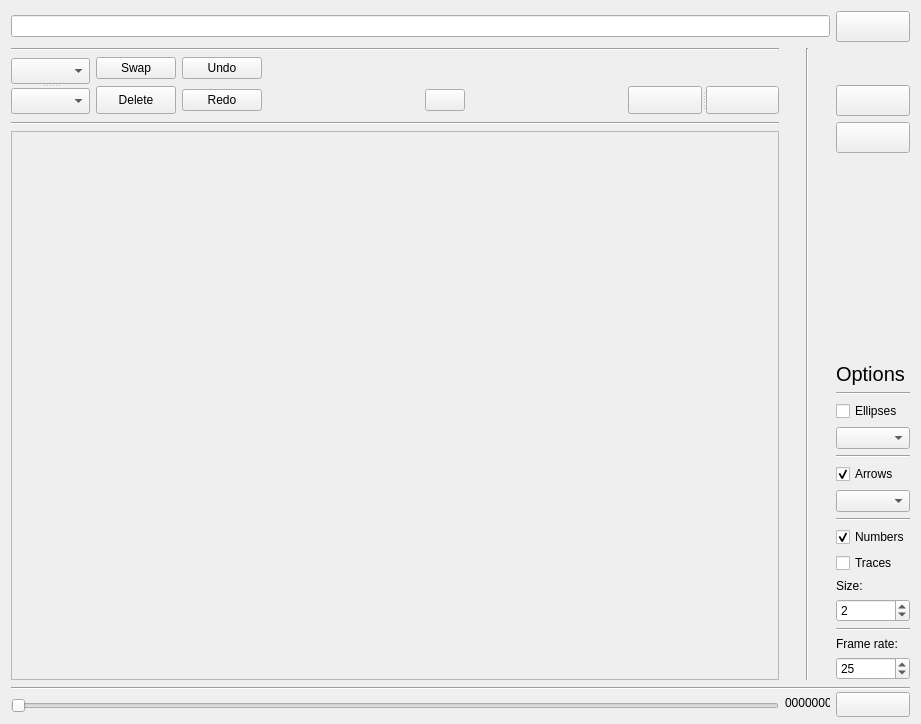
FastTrackOrg/FastTrack, file src/replay.ui: the form before one commit.
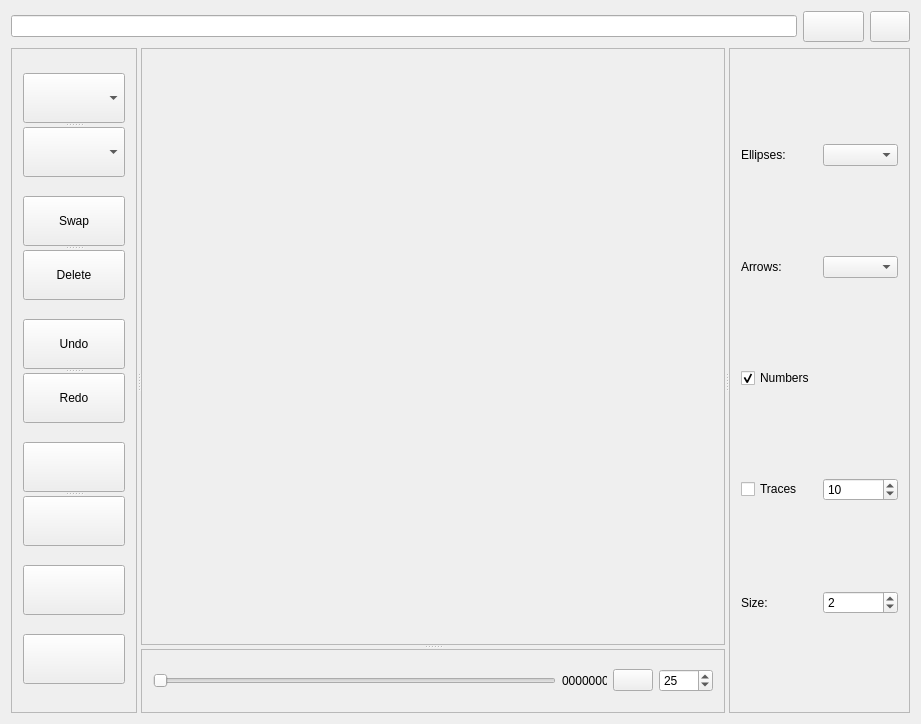
The form after the commit.

Commit message: [ref] replay: change replay panel ui design

Patch:
```diff
--- a/src/replay.ui
+++ b/src/replay.ui
@@ -13,8 +13,40 @@
   <property name="windowTitle">
    <string>Replay</string>
   </property>
-  <layout class="QGridLayout" name="gridLayout_2">
-   <item row="3" column="8">
+  <layout class="QGridLayout" name="gridLayout_4">
+   <item row="0" column="0">
+    <widget class="QLineEdit" name="replayPath">
+     <property name="dragEnabled">
+      <bool>true</bool>
+     </property>
+     <property name="readOnly">
+      <bool>false</bool>
+     </property>
+    </widget>
+   </item>
+   <item row="0" column="1">
+    <widget class="QPushButton" name="replayOpen">
+     <property name="sizePolicy">
+      <sizepolicy hsizetype="Minimum" vsizetype="Fixed">
+       <horstretch>0</horstretch>
+       <verstretch>0</verstretch>
+      </sizepolicy>
+     </property>
+     <property name="minimumSize">
+      <size>
+       <width>61</width>
+       <height>31</height>
+      </size>
+     </property>
+     <property name="text">
+      <string/>
+     </property>
+     <property name="shortcut">
+      <string>O</string>
+     </property>
+    </widget>
+   </item>
+   <item row="0" column="2">
     <widget class="QPushButton" name="replayRefresh">
      <property name="sizePolicy">
       <sizepolicy hsizetype="Minimum" vsizetype="Fixed">
@@ -33,29 +65,119 @@
      </property>
     </widget>
    </item>
-   <item row="4" column="8" rowspan="2">
-    <widget class="QPushButton" name="replaySave">
-     <property name="minimumSize">
+   <item row="1" column="0" colspan="3">
+    <widget class="QSplitter" name="splitter_4">
+     <property name="orientation">
+      <enum>Qt::Horizontal</enum>
+     </property>
+     <widget class="QFrame" name="frame_3">
+      <property name="maximumSize">
       <size>
-       <width>61</width>
-       <height>31</height>
-      </size>
-     </property>
+        <width>126</width>
+        <height>16777215</height>
+       </size>
+      </property>
+      <property name="frameShape">
+       <enum>QFrame::StyledPanel</enum>
+      </property>
+      <property name="frameShadow">
+       <enum>QFrame::Raised</enum>
+      </property>
+      <layout class="QGridLayout" name="gridLayout_3">
+       <item row="0" column="0">
+        <widget class="QSplitter" name="splitter_2">
+         <property name="orientation">
+          <enum>Qt::Vertical</enum>
+         </property>
+         <widget class="QComboBox" name="object1Replay">
+          <property name="maximumSize">
+           <size>
+            <width>16777215</width>
+            <height>50</height>
+           </size>
+          </property>
+         </widget>
+         <widget class="QComboBox" name="object2Replay">
+          <property name="maximumSize">
+           <size>
+            <width>16777215</width>
+            <height>50</height>
+           </size>
+          </property>
+         </widget>
+        </widget>
+       </item>
+       <item row="1" column="0">
+        <widget class="QSplitter" name="splitter_5">
+         <property name="orientation">
+          <enum>Qt::Vertical</enum>
+         </property>
+         <widget class="QPushButton" name="swapReplay">
+          <property name="maximumSize">
+           <size>
+            <width>16777215</width>
+            <height>50</height>
+           </size>
+          </property>
      <property name="text">
-      <string/>
-     </property>
-    </widget>
-   </item>
-   <item row="3" column="6">
+           <string>Swap</string>
+          </property>
+          <property name="shortcut">
+           <string>Return</string>
+          </property>
+         </widget>
+         <widget class="QPushButton" name="deleteData">
+          <property name="maximumSize">
+           <size>
+            <width>16777215</width>
+            <height>50</height>
+           </size>
+          </property>
+          <property name="text">
+           <string>Delete</string>
+          </property>
+         </widget>
+        </widget>
+       </item>
+       <item row="2" column="0">
+        <widget class="QSplitter" name="splitter_6">
+         <property name="orientation">
+          <enum>Qt::Vertical</enum>
+         </property>
+         <widget class="QPushButton" name="undoButton">
+          <property name="maximumSize">
+           <size>
+            <width>16777215</width>
+            <height>50</height>
+           </size>
+          </property>
+          <property name="text">
+           <string>Undo</string>
+          </property>
+         </widget>
+         <widget class="QPushButton" name="redoButton">
+          <property name="maximumSize">
+           <size>
+            <width>16777215</width>
+            <height>50</height>
+           </size>
+          </property>
+          <property name="text">
+           <string>Redo</string>
+          </property>
+         </widget>
+        </widget>
+       </item>
+       <item row="3" column="0">
     <widget class="QSplitter" name="splitter">
      <property name="orientation">
-      <enum>Qt::Horizontal</enum>
+          <enum>Qt::Vertical</enum>
      </property>
      <widget class="QPushButton" name="replayPrevious">
       <property name="maximumSize">
        <size>
-        <width>78</width>
-        <height>28</height>
+            <width>16777215</width>
+            <height>50</height>
        </size>
       </property>
       <property name="text">
@@ -68,8 +190,8 @@
      <widget class="QPushButton" name="replayNext">
       <property name="maximumSize">
        <size>
-        <width>78</width>
-        <height>28</height>
+            <width>16777215</width>
+            <height>50</height>
        </size>
       </property>
       <property name="text">
@@ -81,50 +203,33 @@
      </widget>
     </widget>
    </item>
-   <item row="2" column="5" rowspan="2">
-    <spacer name="horizontalSpacer_2">
-     <property name="orientation">
-      <enum>Qt::Horizontal</enum>
-     </property>
-     <property name="sizeHint" stdset="0">
-      <size>
-       <width>18</width>
-       <height>20</height>
-      </size>
-     </property>
-    </spacer>
-   </item>
-   <item row="0" column="0" colspan="8">
-    <widget class="QLineEdit" name="replayPath">
-     <property name="dragEnabled">
-      <bool>true</bool>
-     </property>
-     <property name="readOnly">
-      <bool>false</bool>
-     </property>
-    </widget>
-   </item>
-   <item row="4" column="0" colspan="7">
-    <widget class="Line" name="line_4">
-     <property name="orientation">
-      <enum>Qt::Horizontal</enum>
-     </property>
-    </widget>
-   </item>
-   <item row="0" column="8">
-    <widget class="QPushButton" name="replayOpen">
-     <property name="sizePolicy">
-      <sizepolicy hsizetype="Minimum" vsizetype="Fixed">
-       <horstretch>0</horstretch>
-       <verstretch>0</verstretch>
-      </sizepolicy>
-     </property>
+       <item row="4" column="0">
+        <widget class="QPushButton" name="replaySave">
      <property name="minimumSize">
       <size>
        <width>61</width>
        <height>31</height>
       </size>
      </property>
+         <property name="maximumSize">
+          <size>
+           <width>16777215</width>
+           <height>50</height>
+          </size>
+         </property>
+         <property name="text">
+          <string/>
+         </property>
+        </widget>
+       </item>
+       <item row="5" column="0">
+        <widget class="QPushButton" name="replayHelp">
+         <property name="maximumSize">
+          <size>
+           <width>16777215</width>
+           <height>50</height>
+          </size>
+         </property>
      <property name="text">
       <string/>
      </property>
@@ -133,47 +238,12 @@
      </property>
     </widget>
    </item>
-   <item row="1" column="0" colspan="7">
-    <widget class="Line" name="line_9">
-     <property name="orientation">
-      <enum>Qt::Horizontal</enum>
-     </property>
-    </widget>
-   </item>
-   <item row="2" column="3" rowspan="2">
-    <spacer name="horizontalSpacer">
-     <property name="orientation">
-      <enum>Qt::Horizontal</enum>
-     </property>
-     <property name="sizeHint" stdset="0">
-      <size>
-       <width>16</width>
-       <height>20</height>
-      </size>
-     </property>
-    </spacer>
-   </item>
-   <item row="1" column="7" rowspan="21">
-    <widget class="Line" name="line">
-     <property name="sizePolicy">
-      <sizepolicy hsizetype="Preferred" vsizetype="Expanding">
-       <horstretch>0</horstretch>
-       <verstretch>0</verstretch>
-      </sizepolicy>
-     </property>
+      </layout>
+     </widget>
+     <widget class="QSplitter" name="splitter_3">
      <property name="orientation">
       <enum>Qt::Vertical</enum>
      </property>
-    </widget>
-   </item>
-   <item row="11" column="8">
-    <widget class="Line" name="line_7">
-     <property name="orientation">
-      <enum>Qt::Horizontal</enum>
-     </property>
-    </widget>
-   </item>
-   <item row="5" column="0" rowspan="17" colspan="7">
     <widget class="QScrollArea" name="scrollArea">
      <property name="verticalScrollBarPolicy">
       <enum>Qt::ScrollBarAlwaysOff</enum>
@@ -192,8 +262,8 @@
        <rect>
         <x>0</x>
         <y>0</y>
-        <width>758</width>
-        <height>548</height>
+          <width>586</width>
+          <height>599</height>
        </rect>
       </property>
       <layout class="QGridLayout" name="gridLayout">
@@ -216,151 +286,139 @@
       </layout>
      </widget>
     </widget>
-   </item>
-   <item row="6" column="8">
-    <spacer name="verticalSpacer">
+      <widget class="QFrame" name="frame_2">
+       <property name="maximumSize">
+        <size>
+         <width>16777215</width>
+         <height>64</height>
+        </size>
+       </property>
+       <property name="frameShape">
+        <enum>QFrame::StyledPanel</enum>
+       </property>
+       <property name="frameShadow">
+        <enum>QFrame::Raised</enum>
+       </property>
+       <layout class="QGridLayout" name="gridLayout_5">
+        <item row="0" column="0">
+         <widget class="QSlider" name="replaySlider">
      <property name="orientation">
-      <enum>Qt::Vertical</enum>
-     </property>
-     <property name="sizeHint" stdset="0">
+           <enum>Qt::Horizontal</enum>
+          </property>
+          <property name="invertedAppearance">
+           <bool>false</bool>
+          </property>
+          <property name="invertedControls">
+           <bool>false</bool>
+          </property>
+         </widget>
+        </item>
+        <item row="0" column="1">
+         <widget class="QLabel" name="replayNumber">
+          <property name="minimumSize">
       <size>
-       <width>20</width>
-       <height>2</height>
-      </size>
-     </property>
-    </spacer>
-   </item>
-   <item row="3" column="1">
-    <widget class="QPushButton" name="deleteData">
+            <width>45</width>
+            <height>20</height>
+           </size>
+          </property>
+          <property name="maximumSize">
+           <size>
+            <width>45</width>
+            <height>16777215</height>
+           </size>
+          </property>
+          <property name="text">
+           <string>0000000</string>
+          </property>
+         </widget>
+        </item>
+        <item row="0" column="2">
+         <widget class="QPushButton" name="playReplay">
+          <property name="text">
+           <string/>
+          </property>
+          <property name="iconSize">
+           <size>
+            <width>16</width>
+            <height>16</height>
+           </size>
+          </property>
+          <property name="shortcut">
+           <string>Space</string>
+          </property>
+          <property name="checkable">
+           <bool>true</bool>
+          </property>
+          <property name="checked">
+           <bool>false</bool>
+          </property>
+          <property name="autoRepeatDelay">
+           <number>40</number>
+          </property>
+          <property name="autoRepeatInterval">
+           <number>40</number>
+          </property>
+         </widget>
+        </item>
+        <item row="0" column="3">
+         <widget class="QSpinBox" name="replayFps">
+          <property name="minimum">
+           <number>1</number>
+          </property>
+          <property name="maximum">
+           <number>1000</number>
+          </property>
+          <property name="value">
+           <number>25</number>
+          </property>
+         </widget>
+        </item>
+       </layout>
+      </widget>
+     </widget>
+     <widget class="QFrame" name="frame">
      <property name="maximumSize">
       <size>
-       <width>80</width>
-       <height>28</height>
-      </size>
-     </property>
+        <width>181</width>
+        <height>16777215</height>
+       </size>
+      </property>
+      <property name="frameShape">
+       <enum>QFrame::StyledPanel</enum>
+      </property>
+      <property name="frameShadow">
+       <enum>QFrame::Raised</enum>
+      </property>
+      <layout class="QGridLayout" name="gridLayout_2">
+       <item row="0" column="0" colspan="2">
+        <layout class="QHBoxLayout" name="horizontalLayout_3">
+         <item>
+          <widget class="QLabel" name="label_4">
      <property name="text">
-      <string>Delete</string>
+            <string>Ellipses: </string>
      </property>
     </widget>
    </item>
-   <item row="7" column="8">
+         <item>
+          <widget class="QComboBox" name="ellipseBox"/>
+         </item>
+        </layout>
+       </item>
+       <item row="1" column="0" colspan="2">
+        <layout class="QHBoxLayout" name="horizontalLayout">
+         <item>
     <widget class="QLabel" name="label_3">
-     <property name="sizePolicy">
-      <sizepolicy hsizetype="Minimum" vsizetype="Fixed">
-       <horstretch>0</horstretch>
-       <verstretch>0</verstretch>
-      </sizepolicy>
-     </property>
-     <property name="font">
-      <font>
-       <pointsize>15</pointsize>
-      </font>
-     </property>
      <property name="text">
-      <string>Options</string>
-     </property>
-     <property name="textFormat">
-      <enum>Qt::AutoText</enum>
-     </property>
-    </widget>
-   </item>
-   <item row="8" column="8">
-    <widget class="Line" name="line_10">
-     <property name="orientation">
-      <enum>Qt::Horizontal</enum>
-     </property>
-    </widget>
-   </item>
-   <item row="2" column="0" rowspan="2">
-    <widget class="QSplitter" name="splitter_2">
-     <property name="orientation">
-      <enum>Qt::Vertical</enum>
-     </property>
-     <widget class="QComboBox" name="object1Replay">
-      <property name="minimumSize">
-       <size>
-        <width>79</width>
-        <height>26</height>
-       </size>
-      </property>
-      <property name="maximumSize">
-       <size>
-        <width>79</width>
-        <height>26</height>
-       </size>
-      </property>
-     </widget>
-     <widget class="QComboBox" name="object2Replay">
-      <property name="minimumSize">
-       <size>
-        <width>79</width>
-        <height>26</height>
-       </size>
-      </property>
-      <property name="maximumSize">
-       <size>
-        <width>79</width>
-        <height>26</height>
-       </size>
-      </property>
-     </widget>
-    </widget>
-   </item>
-   <item row="3" column="4">
-    <widget class="QPushButton" name="replayHelp">
-     <property name="text">
-      <string/>
-     </property>
-     <property name="shortcut">
-      <string>H</string>
-     </property>
-    </widget>
-   </item>
-   <item row="12" column="8">
-    <widget class="QCheckBox" name="replayArrows">
-     <property name="text">
-      <string>Arrows</string>
-     </property>
-     <property name="checked">
-      <bool>true</bool>
-     </property>
-    </widget>
-   </item>
-   <item row="13" column="8">
-    <widget class="QComboBox" name="arrowBox">
-     <property name="sizePolicy">
-      <sizepolicy hsizetype="Minimum" vsizetype="Fixed">
-       <horstretch>0</horstretch>
-       <verstretch>0</verstretch>
-      </sizepolicy>
-     </property>
-    </widget>
-   </item>
-   <item row="9" column="8">
-    <widget class="QCheckBox" name="replayEllipses">
-     <property name="text">
-      <string>Ellipses</string>
-     </property>
-    </widget>
-   </item>
-   <item row="10" column="8">
-    <widget class="QComboBox" name="ellipseBox">
-     <property name="sizePolicy">
-      <sizepolicy hsizetype="Minimum" vsizetype="Fixed">
-       <horstretch>0</horstretch>
-       <verstretch>0</verstretch>
-      </sizepolicy>
-     </property>
-    </widget>
-   </item>
-   <item row="14" column="8">
-    <widget class="Line" name="line_8">
-     <property name="orientation">
-      <enum>Qt::Horizontal</enum>
-     </property>
-    </widget>
-   </item>
-   <item row="15" column="8">
+            <string>Arrows:</string>
+           </property>
+          </widget>
+         </item>
+         <item>
+          <widget class="QComboBox" name="arrowBox"/>
+         </item>
+        </layout>
+       </item>
+       <item row="2" column="0" colspan="2">
     <widget class="QCheckBox" name="replayNumbers">
      <property name="text">
       <string>Numbers</string>
@@ -370,21 +428,35 @@
      </property>
     </widget>
    </item>
-   <item row="16" column="8">
+       <item row="3" column="0" colspan="2">
+        <layout class="QHBoxLayout" name="horizontalLayout_2">
+         <item>
     <widget class="QCheckBox" name="replayTrace">
      <property name="text">
       <string>Traces</string>
      </property>
     </widget>
    </item>
-   <item row="17" column="8">
+         <item>
+          <widget class="QSpinBox" name="replayTraceLength">
+           <property name="maximum">
+            <number>50000</number>
+           </property>
+           <property name="value">
+            <number>10</number>
+           </property>
+          </widget>
+         </item>
+        </layout>
+       </item>
+       <item row="4" column="0">
     <widget class="QLabel" name="label">
      <property name="text">
       <string>Size:</string>
      </property>
     </widget>
    </item>
-   <item row="18" column="8">
+       <item row="4" column="1">
     <widget class="QSpinBox" name="replaySize">
      <property name="minimum">
       <number>1</number>
@@ -397,146 +469,8 @@
      </property>
     </widget>
    </item>
-   <item row="19" column="8">
-    <widget class="Line" name="line_11">
-     <property name="orientation">
-      <enum>Qt::Horizontal</enum>
-     </property>
-    </widget>
-   </item>
-   <item row="20" column="8">
-    <widget class="QLabel" name="label_2">
-     <property name="text">
-      <string>Frame rate:</string>
-     </property>
-    </widget>
-   </item>
-   <item row="21" column="8">
-    <widget class="QSpinBox" name="replayFps">
-     <property name="minimum">
-      <number>1</number>
-     </property>
-     <property name="maximum">
-      <number>1000</number>
-     </property>
-     <property name="value">
-      <number>25</number>
-     </property>
-    </widget>
-   </item>
-   <item row="22" column="0" rowspan="2" colspan="9">
-    <widget class="Line" name="line_2">
-     <property name="orientation">
-      <enum>Qt::Horizontal</enum>
-     </property>
-    </widget>
-   </item>
-   <item row="23" column="7" rowspan="2">
-    <widget class="QLabel" name="replayNumber">
-     <property name="minimumSize">
-      <size>
-       <width>45</width>
-       <height>20</height>
-      </size>
-     </property>
-     <property name="maximumSize">
-      <size>
-       <width>45</width>
-       <height>16777215</height>
-      </size>
-     </property>
-     <property name="text">
-      <string>0000000</string>
-     </property>
-    </widget>
-   </item>
-   <item row="23" column="8" rowspan="2">
-    <widget class="QPushButton" name="playReplay">
-     <property name="sizePolicy">
-      <sizepolicy hsizetype="Ignored" vsizetype="Ignored">
-       <horstretch>0</horstretch>
-       <verstretch>0</verstretch>
-      </sizepolicy>
-     </property>
-     <property name="minimumSize">
-      <size>
-       <width>0</width>
-       <height>25</height>
-      </size>
-     </property>
-     <property name="maximumSize">
-      <size>
-       <width>79</width>
-       <height>25</height>
-      </size>
-     </property>
-     <property name="text">
-      <string/>
-     </property>
-     <property name="iconSize">
-      <size>
-       <width>16</width>
-       <height>16</height>
-      </size>
-     </property>
-     <property name="shortcut">
-      <string>Space</string>
-     </property>
-     <property name="checkable">
-      <bool>true</bool>
-     </property>
-     <property name="checked">
-      <bool>false</bool>
-     </property>
-     <property name="autoRepeatDelay">
-      <number>40</number>
-     </property>
-     <property name="autoRepeatInterval">
-      <number>40</number>
-     </property>
-    </widget>
-   </item>
-   <item row="24" column="0" colspan="7">
-    <widget class="QSlider" name="replaySlider">
-     <property name="orientation">
-      <enum>Qt::Horizontal</enum>
-     </property>
-     <property name="invertedAppearance">
-      <bool>false</bool>
-     </property>
-     <property name="invertedControls">
-      <bool>false</bool>
-     </property>
-    </widget>
-   </item>
-   <item row="2" column="1">
-    <widget class="QPushButton" name="swapReplay">
-     <property name="maximumSize">
-      <size>
-       <width>80</width>
-       <height>28</height>
-      </size>
-     </property>
-     <property name="text">
-      <string>Swap</string>
-     </property>
-     <property name="shortcut">
-      <string>Return</string>
-     </property>
-    </widget>
-   </item>
-   <item row="2" column="2">
-    <widget class="QPushButton" name="undoButton">
-     <property name="text">
-      <string>Undo</string>
-     </property>
-    </widget>
-   </item>
-   <item row="3" column="2">
-    <widget class="QPushButton" name="redoButton">
-     <property name="text">
-      <string>Redo</string>
-     </property>
+      </layout>
+     </widget>
     </widget>
    </item>
   </layout>
```
Left out of the diff: 2 changed lines with no effect on the pictures. Lines whose indentation alone changed are shown as unchanged. The commit also changes 1 other file.
